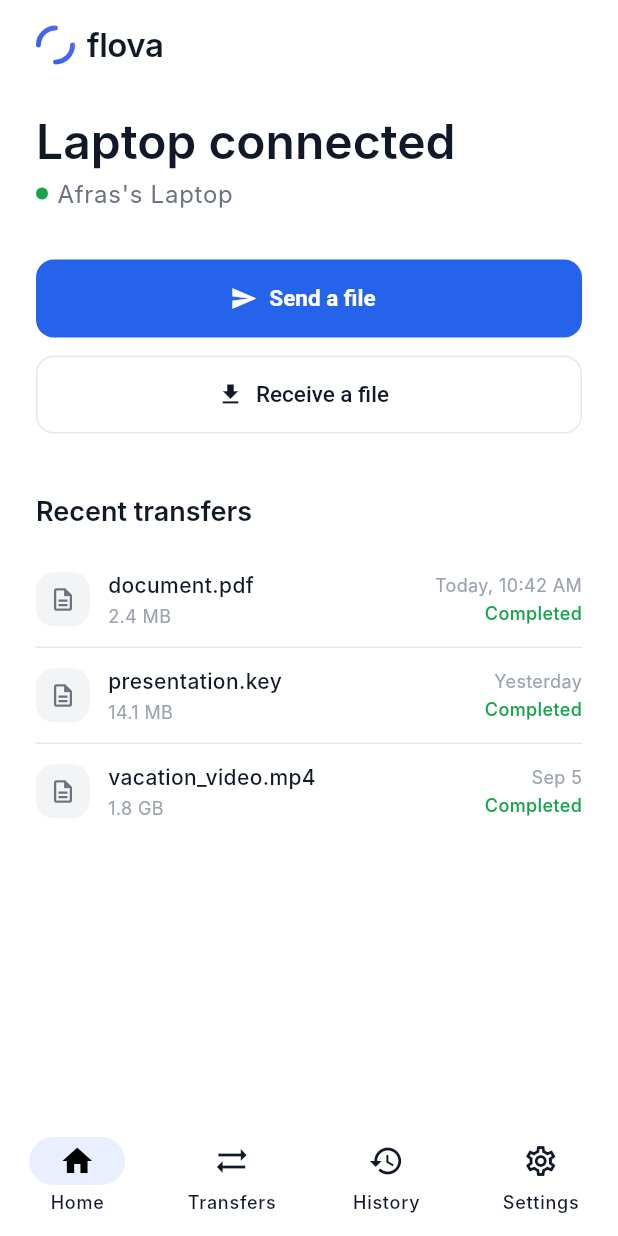
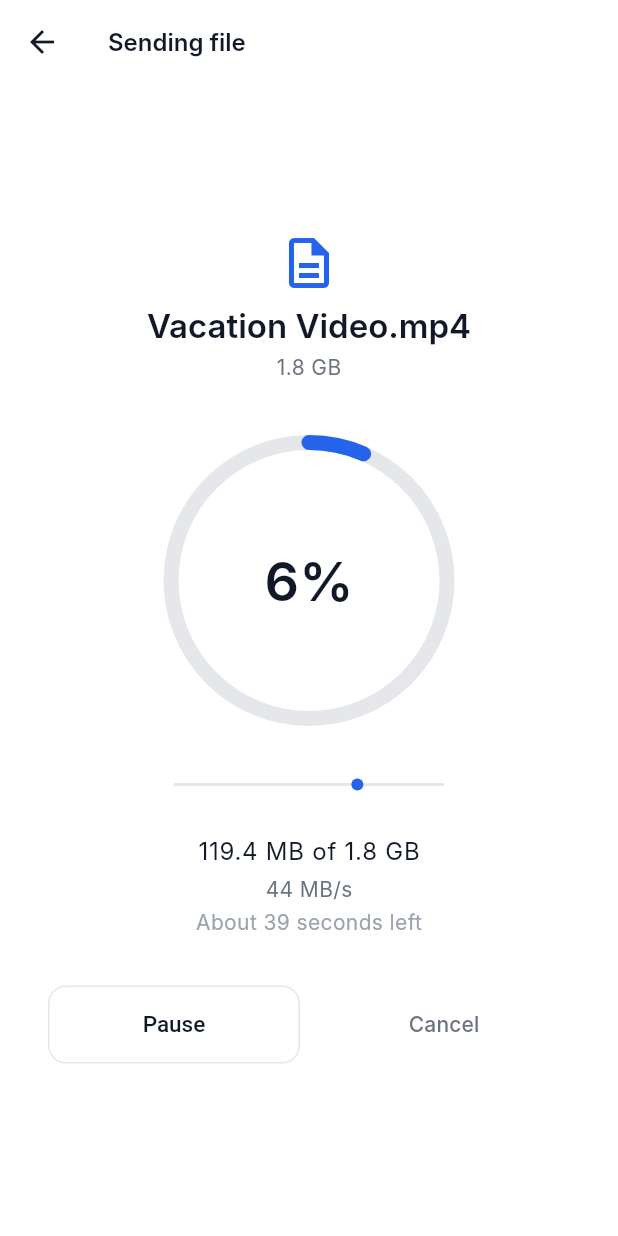
Before and after one commit to SayedAfrasS/Flova, a Flutter app: the HomeScreen screen opened directly, after a tap on "Send a file", on a phone screen of 412 x 824 dp. Run offline on Flutter 3.47's test engine with Material 3 defaults, Android fonts, the phone set to English and light mode, and no system bars; Roboto replaces fonts that are missing (Inter).

Commit message:
build mobile progress and complete screens

```diff
--- a/mobile/flutter_app/lib/screens/home_screen.dart
+++ b/mobile/flutter_app/lib/screens/home_screen.dart
@@ -1,6 +1,7 @@
 import 'package:flutter/material.dart';
 import '../core/flova_mark.dart';
 import '../core/tokens.dart';
+import 'progress_screen.dart';
 
 class HomeScreen extends StatefulWidget {
   const HomeScreen({super.key});
@@ -61,7 +62,9 @@ class _HomeScreenState extends State<HomeScreen> {
           SizedBox(
             width: double.infinity,
             child: FilledButton.icon(
-              onPressed: () {},
+              onPressed: () => Navigator.of(context).push(
+                MaterialPageRoute(builder: (_) => const ProgressScreen()),
+              ),
               icon: const Icon(Icons.send),
               label: const Text('Send a file'),
             ),
@@ -93,21 +96,24 @@ class _HomeScreenState extends State<HomeScreen> {
       padding: const EdgeInsets.symmetric(vertical: 12),
       child: Row(children: [
         Container(
-          width: 36, height: 36,
+          width: 36,
+          height: 36,
           decoration: BoxDecoration(color: FlovaTokens.section, borderRadius: BorderRadius.circular(FlovaTokens.rControl)),
           child: const Icon(Icons.description_outlined, color: FlovaTokens.ink2, size: 18),
         ),
         const SizedBox(width: 12),
-        Expanded(child: Column(crossAxisAlignment: CrossAxisAlignment.start, children: [
-          Text(name, style: const TextStyle(fontSize: 14, fontWeight: FontWeight.w500, color: FlovaTokens.ink)),
-          const SizedBox(height: 2),
-          Text(size, style: const TextStyle(fontSize: 12, color: FlovaTokens.ink3)),
-        ])),
+        Expanded(
+          child: Column(crossAxisAlignment: CrossAxisAlignment.start, children: [
+            Text(name, style: const TextStyle(fontSize: 14, fontWeight: FontWeight.w500, color: FlovaTokens.ink)),
+            const SizedBox(height: 2),
+            Text(size, style: const TextStyle(fontSize: 12, color: FlovaTokens.ink3)),
+          ]),
+        ),
         Column(crossAxisAlignment: CrossAxisAlignment.end, children: [
           Text(time, style: const TextStyle(fontSize: 12, color: FlovaTokens.ink3)),
           const SizedBox(height: 2),
           const Text('Completed', style: TextStyle(fontSize: 12, color: FlovaTokens.success, fontWeight: FontWeight.w500)),
-        ])
+        ]),
       ]),
     );
   }
--- /dev/null
+++ b/mobile/flutter_app/lib/screens/progress_screen.dart
@@ -0,0 +1,195 @@
+import 'dart:async';
+import 'dart:math' as math;
+import 'package:flutter/material.dart';
+import '../core/tokens.dart';
+import 'complete_screen.dart';
+
+class ProgressScreen extends StatefulWidget {
+  const ProgressScreen({super.key});
+
+  @override
+  State<ProgressScreen> createState() => _ProgressScreenState();
+}
+
+class _ProgressScreenState extends State<ProgressScreen> with SingleTickerProviderStateMixin {
+  static const double totalBytes = 1.8 * 1024 * 1024 * 1024;
+
+  double _progress = 0;
+  double _speed = 45;
+  bool _paused = false;
+  bool _done = false;
+  Timer? _timer;
+  final math.Random _random = math.Random();
+
+  late final AnimationController _dot = AnimationController(
+    vsync: this,
+    duration: const Duration(milliseconds: 1600),
+  )..repeat();
+
+  @override
+  void initState() {
+    super.initState();
+    _timer = Timer.periodic(const Duration(milliseconds: 100), (_) {
+      if (_paused || _done) return;
+      setState(() {
+        _progress = math.min(1.0, _progress + 0.004 + _random.nextDouble() * 0.004);
+        _speed = 38 + _random.nextDouble() * 14;
+      });
+      if (_progress >= 1.0 && !_done) {
+        _done = true;
+        _timer?.cancel();
+        Future.delayed(const Duration(milliseconds: 700), () {
+          if (mounted) {
+            Navigator.of(context).pushReplacement(
+              MaterialPageRoute(builder: (_) => const CompleteScreen()),
+            );
+          }
+        });
+      }
+    });
+  }
+
+  @override
+  void dispose() {
+    _timer?.cancel();
+    _dot.dispose();
+    super.dispose();
+  }
+
+  void _togglePause() {
+    setState(() {
+      _paused = !_paused;
+      if (_paused) {
+        _dot.stop();
+      } else {
+        _dot.repeat();
+      }
+    });
+  }
+
+  String _fmt(double bytes) {
+    if (bytes >= 1024 * 1024 * 1024) return '${(bytes / (1024 * 1024 * 1024)).toStringAsFixed(1)} GB';
+    if (bytes >= 1024 * 1024) return '${(bytes / (1024 * 1024)).toStringAsFixed(1)} MB';
+    return '${(bytes / 1024).round()} KB';
+  }
+
+  @override
+  Widget build(BuildContext context) {
+    final text = Theme.of(context).textTheme;
+    final transferred = totalBytes * _progress;
+    final secondsLeft = math.max(1, ((totalBytes - transferred) / (_speed * 1024 * 1024)).round());
+
+    return Scaffold(
+      appBar: AppBar(
+        backgroundColor: FlovaTokens.canvas,
+        surfaceTintColor: Colors.transparent,
+        title: const Text('Sending file',
+            style: TextStyle(fontSize: 16, fontWeight: FontWeight.w600, color: FlovaTokens.ink)),
+      ),
+      body: SafeArea(
+        child: Column(
+          mainAxisAlignment: MainAxisAlignment.center,
+          children: [
+            const Icon(Icons.description_outlined, size: 40, color: FlovaTokens.accent),
+            const SizedBox(height: 8),
+            Text('Vacation Video.mp4', style: text.headlineMedium),
+            const SizedBox(height: 4),
+            Text('1.8 GB', style: text.bodyMedium),
+            const SizedBox(height: 32),
+            SizedBox(
+              width: 200,
+              height: 200,
+              child: Stack(
+                alignment: Alignment.center,
+                children: [
+                  CustomPaint(size: const Size(200, 200), painter: _RingPainter(_progress)),
+                  Text('${(_progress * 100).round()}%',
+                      style: const TextStyle(fontSize: 36, fontWeight: FontWeight.w600, color: FlovaTokens.ink)),
+                ],
+              ),
+            ),
+            const SizedBox(height: 28),
+            SizedBox(
+              width: 180,
+              height: 16,
+              child: AnimatedBuilder(
+                animation: _dot,
+                builder: (context, _) {
+                  final t = _dot.value;
+                  final opacity = t < 0.12 ? t / 0.12 : (t > 0.88 ? (1 - t) / 0.12 : 1.0);
+                  return Stack(
+                    children: [
+                      Positioned(top: 7, left: 0, right: 0, child: Container(height: 2, color: FlovaTokens.line)),
+                      Positioned(
+                        top: 4,
+                        left: t * 172,
+                        child: Opacity(
+                          opacity: opacity,
+                          child: Container(
+                            width: 8,
+                            height: 8,
+                            decoration: const BoxDecoration(color: FlovaTokens.accent, shape: BoxShape.circle),
+                          ),
+                        ),
+                      ),
+                    ],
+                  );
+                },
+              ),
+            ),
+            const SizedBox(height: 24),
+            Text('${_fmt(transferred)} of ${_fmt(totalBytes)}',
+                style: text.bodyLarge?.copyWith(color: FlovaTokens.ink)),
+            const SizedBox(height: 4),
+            Text(_paused ? 'Paused' : '${_speed.round()} MB/s', style: text.bodyMedium),
+            const SizedBox(height: 2),
+            Text(_paused ? 'Transfer paused' : 'About $secondsLeft seconds left',
+                style: text.bodyMedium?.copyWith(color: FlovaTokens.ink3)),
+            const SizedBox(height: 32),
+            Padding(
+              padding: const EdgeInsets.symmetric(horizontal: 32),
+              child: Row(
+                children: [
+                  Expanded(child: OutlinedButton(onPressed: _togglePause, child: Text(_paused ? 'Resume' : 'Pause'))),
+                  const SizedBox(width: 12),
+                  Expanded(
+                    child: TextButton(
+                      onPressed: () => Navigator.of(context).pop(),
+                      child: const Text('Cancel', style: TextStyle(color: FlovaTokens.ink2)),
+                    ),
+                  ),
+                ],
+              ),
+            ),
+            const SizedBox(height: 16),
+          ],
+        ),
+      ),
+    );
+  }
+}
+
+class _RingPainter extends CustomPainter {
+  final double progress;
+  _RingPainter(this.progress);
+
+  @override
+  void paint(Canvas canvas, Size size) {
+    final center = size.center(Offset.zero);
+    final radius = size.width / 2 - 8;
+    final track = Paint()
+      ..style = PaintingStyle.stroke
+      ..strokeWidth = 10
+      ..color = FlovaTokens.line;
+    canvas.drawCircle(center, radius, track);
+    final bar = Paint()
+      ..style = PaintingStyle.stroke
+      ..strokeWidth = 10
+      ..strokeCap = StrokeCap.round
+      ..color = FlovaTokens.accent;
+    canvas.drawArc(Rect.fromCircle(center: center, radius: radius), -math.pi / 2, 2 * math.pi * progress, false, bar);
+  }
+
+  @override
+  bool shouldRepaint(_RingPainter oldDelegate) => oldDelegate.progress != progress;
+}
```
Also changed, not shown: mobile/flutter_app/lib/screens/complete_screen.dart (added, +76 -0 lines).
